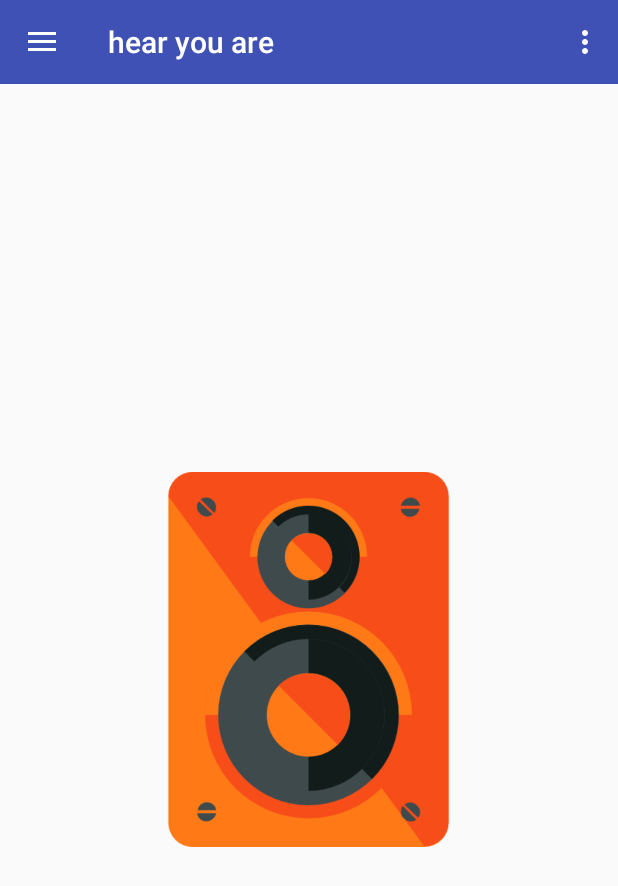
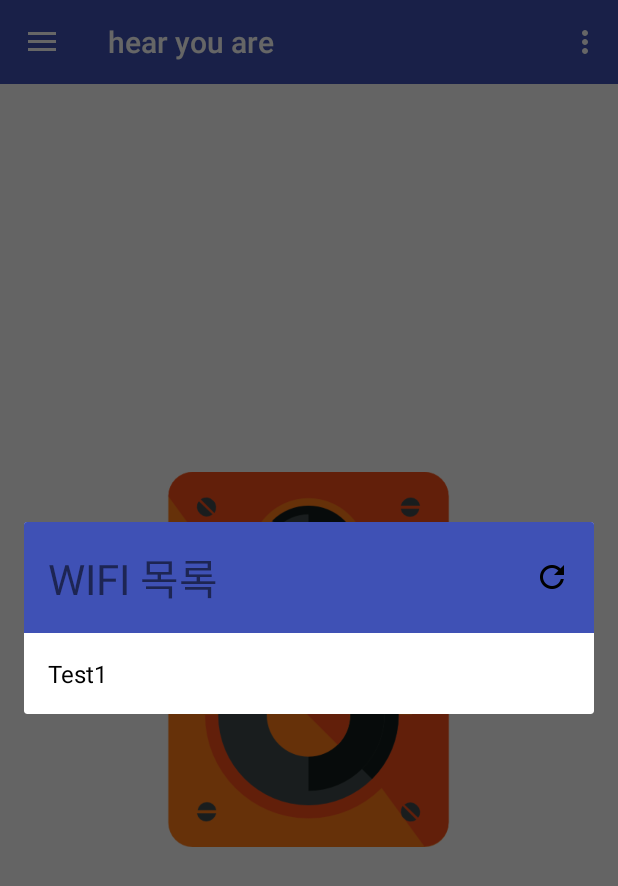
Before and after one commit to rlawlstjd0077/hear-you-are, an Android app: the screen it shows after launch (MainActivity), after a tap on an icon or button, on a phone screen of 412 x 824 dp. Shown: the top 886 px of the screen. Run offline under Robolectric (Android 15) with nearby library versions, the phone set to English and light mode, and no system bars.

Commit message:
1st addings scanning function

```diff
--- a/hearyouare/app/src/main/java/com/example/dsm_025/hearyouare/MainActivity.java
+++ b/hearyouare/app/src/main/java/com/example/dsm_025/hearyouare/MainActivity.java
@@ -50,4 +50,5 @@ public class MainActivity extends ActionBarActivity implements NavigationDrawerC
         else
             super.onBackPressed();
     }
+
 }
--- a/hearyouare/app/src/main/java/com/example/dsm_025/hearyouare/MainFragment.java
+++ b/hearyouare/app/src/main/java/com/example/dsm_025/hearyouare/MainFragment.java
@@ -3,6 +3,8 @@ package com.example.dsm_025.hearyouare;
 import android.os.Bundle;
 import android.support.annotation.Nullable;
 import android.support.v4.app.Fragment;
+import android.support.v4.widget.Space;
+import android.support.v7.app.AppCompatActivity;
 import android.view.LayoutInflater;
 import android.view.View;
 import android.view.ViewGroup;
@@ -29,6 +31,8 @@ public class MainFragment extends Fragment {
             @Override
             public void onClick(View view) {
                 Toast.makeText(getContext(),"버튼을 눌렀습니다.",Toast.LENGTH_LONG).show();
+                SpeakerScanFragment speakerScanFragment = SpeakerScanFragment.newInstance();
+                speakerScanFragment.show(((AppCompatActivity)getContext()).getSupportFragmentManager(), null);
             }
         });
         return v;
--- a/hearyouare/app/src/main/java/com/example/dsm_025/hearyouare/NavigationDrawerAdapter.java
+++ b/hearyouare/app/src/main/java/com/example/dsm_025/hearyouare/NavigationDrawerAdapter.java
@@ -10,9 +10,7 @@ import android.widget.TextView;
 
 import java.util.List;
 
-/**
- * Created by poliveira on 24/10/2014.
- */
+
 public class NavigationDrawerAdapter extends RecyclerView.Adapter<NavigationDrawerAdapter.ViewHolder> {
 
     private List<NavigationItem> mData;
--- a/hearyouare/app/src/main/java/com/example/dsm_025/hearyouare/NavigationDrawerCallbacks.java
+++ b/hearyouare/app/src/main/java/com/example/dsm_025/hearyouare/NavigationDrawerCallbacks.java
@@ -1,8 +1,5 @@
 package com.example.dsm_025.hearyouare;
 
-/**
- * Created by poliveira on 27/10/2014.
- */
 public interface NavigationDrawerCallbacks {
     void onNavigationDrawerItemSelected(int position);
 }
--- /dev/null
+++ b/hearyouare/app/src/main/java/com/example/dsm_025/hearyouare/ScanningWifi.java
@@ -0,0 +1,50 @@
+package com.example.dsm_025.hearyouare;
+
+import android.content.Context;
+import android.net.ConnectivityManager;
+import android.net.NetworkInfo;
+import android.net.wifi.ScanResult;
+import android.net.wifi.WifiManager;
+import android.widget.ImageButton;
+import android.widget.SimpleAdapter;
+import android.widget.Toast;
+
+import java.util.ArrayList;
+import java.util.HashMap;
+import java.util.List;
+
+/**
+ * Created by 김진성 on 2016-11-26.
+ */
+public class ScanningWifi {
+
+    private WifiManager wifiManager;
+    private ConnectivityManager connManager;
+    private List<ScanResult> scanResult;
+    private SimpleAdapter adapter;
+    private ArrayList<HashMap<String,String>> list;
+    private Context mContext;
+
+    public void ScanningWifi(Context context){
+        mContext = context;
+    }
+
+    public void getWifi(){
+        list = new ArrayList<HashMap<String, String>>();
+        wifiManager = (WifiManager)mContext.getSystemService(Context.WIFI_SERVICE);
+        connManager = (ConnectivityManager)mContext.getSystemService(Context.CONNECTIVITY_SERVICE);
+        NetworkInfo wifiInfo = connManager.getNetworkInfo(ConnectivityManager.TYPE_WIFI);
+
+        if(wifiInfo.isAvailable()){
+
+        }else{
+            Toast.makeText(mContext, "wifi 사용불가", Toast.LENGTH_SHORT).show();
+
+        }
+
+    }
+    public void refresh(){
+        scanResult = wifiManager.getScanResults();
+
+    }
+}
--- a/hearyouare/app/src/main/java/com/example/dsm_025/hearyouare/ScrimInsetsFrameLayout.java
+++ b/hearyouare/app/src/main/java/com/example/dsm_025/hearyouare/ScrimInsetsFrameLayout.java
@@ -10,10 +10,7 @@ import android.util.AttributeSet;
 import android.widget.FrameLayout;
 
 
-/**
- * A layout that draws something in the insets passed to {@link #fitSystemWindows(Rect)}, i.e. the area above UI chrome
- * (status and navigation bars, overlay action bars).
- */
+
 public class ScrimInsetsFrameLayout extends FrameLayout {
     private Drawable mInsetForeground;
 
--- /dev/null
+++ b/hearyouare/app/src/main/java/com/example/dsm_025/hearyouare/SpeakerScanFragment.java
@@ -0,0 +1,60 @@
+package com.example.dsm_025.hearyouare;
+
+import android.app.Dialog;
+import android.content.Context;
+import android.graphics.Color;
+import android.os.Bundle;
+import android.support.annotation.Nullable;
+import android.support.v4.app.DialogFragment;
+import android.text.Layout;
+import android.view.LayoutInflater;
+import android.view.View;
+import android.view.ViewGroup;
+import android.view.Window;
+import android.widget.LinearLayout;
+import android.widget.TextView;
+
+import org.w3c.dom.Text;
+
+/**
+ * Created by 김진성 on 2016-11-26.
+ */
+public class SpeakerScanFragment extends DialogFragment {
+
+    public Context mContext;
+    public static SpeakerScanFragment newInstance(){
+
+        SpeakerScanFragment fragment = new SpeakerScanFragment();
+
+        return fragment;
+    }
+
+    @Nullable
+    @Override
+    public View onCreateView(LayoutInflater inflater, ViewGroup container, Bundle savedInstanceState) {
+        View v  = inflater.inflate(R.layout.dialog_speakerscan, container, false);
+
+        mContext = v.getContext();
+
+        getDialog().getWindow().requestFeature(Window.FEATURE_NO_TITLE);
+
+        LinearLayout scanList = (LinearLayout)v.findViewById(R.id.layout_content);
+        TextView view1 = createTV("Test1 ");
+
+
+        LinearLayout.LayoutParams ip = new LinearLayout.LayoutParams(ViewGroup.LayoutParams.MATCH_PARENT, ViewGroup.LayoutParams.MATCH_PARENT);
+        view1.setLayoutParams(ip);
+
+        scanList.addView(view1);
+
+        return v;
+    }
+    public TextView createTV(String txt){
+        TextView view = new TextView(mContext);
+        view.setText(txt);
+        view.setTextSize(16);
+
+        view.setTextColor(Color.BLACK);
+        return view;
+    }
+}
--- /dev/null
+++ b/hearyouare/app/src/main/res/layout/dialog_speakerscan.xml
@@ -0,0 +1,42 @@
+<?xml version="1.0" encoding="utf-8"?>
+<ScrollView
+    xmlns:android="http://schemas.android.com/apk/res/android"
+    android:layout_width="match_parent"
+    android:layout_height="match_parent">
+    <LinearLayout
+            android:layout_width="match_parent"
+            android:layout_height="match_parent"
+            android:orientation="vertical">
+
+            <RelativeLayout
+                android:id="@+id/layout_title"
+                android:layout_width="match_parent"
+                android:layout_height="wrap_content"
+                android:padding="16dp"
+                android:background="@color/colorPrimary">
+                <TextView
+                    android:layout_width="wrap_content"
+                    android:layout_height="wrap_content"
+                    android:textSize="28sp"
+                    android:text="WIFI 목록"/>
+
+        <ImageButton
+            android:id="@+id/refresh"
+            android:layout_width="wrap_content"
+            android:layout_height="wrap_content"
+            android:layout_centerVertical="true"
+            android:layout_alignParentRight="true"
+            android:layout_alignParentEnd="true"
+            android:src="@drawable/ic_refresh_black_24dp"
+            android:background="?android:attr/selectableItemBackground" />
+            </RelativeLayout>
+
+        <LinearLayout
+                    android:id="@+id/layout_content"
+                    android:layout_width="match_parent"
+                    android:layout_height="match_parent"
+                    android:orientation="vertical"
+                    android:padding="16dp">
+        </LinearLayout>
+    </LinearLayout>
+</ScrollView>
```
Also changed, not shown: hearyouare/app/src/main/res/drawable-hdpi/ic_refresh_black_24dp.png (added), hearyouare/app/src/main/res/drawable-mdpi/ic_refresh_black_24dp.png (added), hearyouare/app/src/main/res/drawable-xhdpi/ic_refresh_black_24dp.png (added), hearyouare/app/src/main/res/drawable-xxhdpi/ic_refresh_black_24dp.png (added), hearyouare/app/src/main/res/drawable-xxxhdpi/ic_refresh_black_24dp.png (added).
